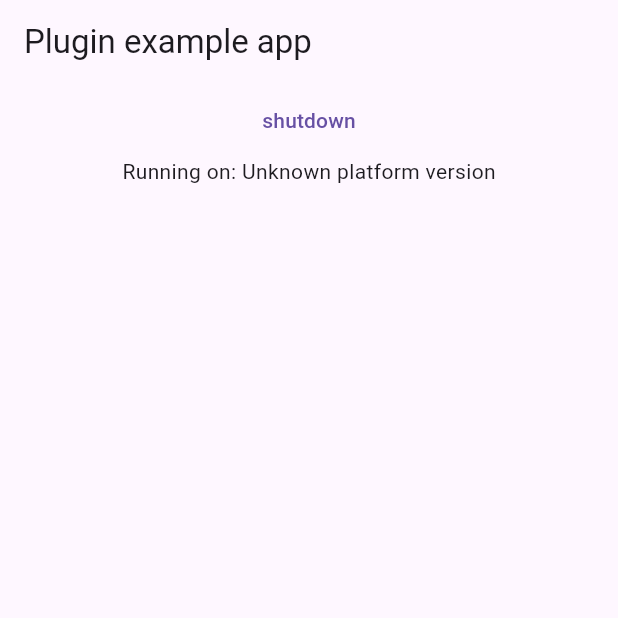
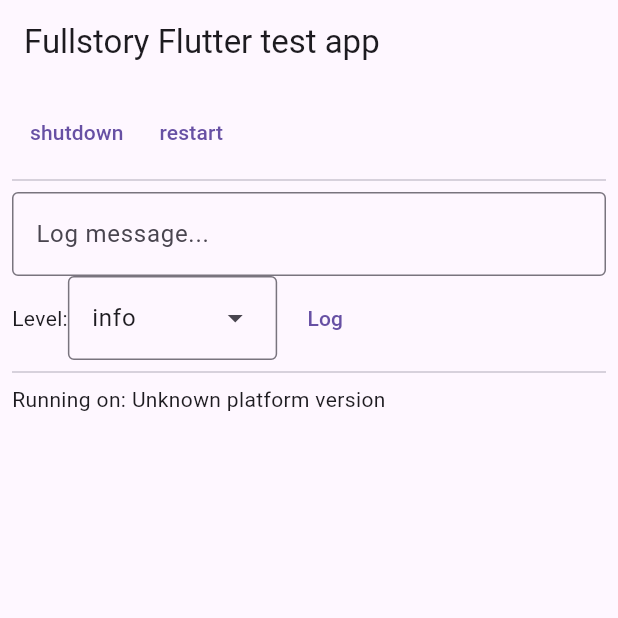
Before and after one commit to fullstorydev/fullstory-flutter, a Flutter app: the screen it shows after launch, on a phone screen of 412 x 824 dp, the top half of it. Run offline on Flutter 3.47's test engine with Material 3 defaults, Android fonts, the phone set to English and light mode, and no system bars; our stand-ins replace plugin_platform_interface.

Commit message:
add fs.log() to example app

```diff
--- a/example/lib/main.dart
+++ b/example/lib/main.dart
@@ -53,17 +53,82 @@ class _MyAppState extends State<MyApp> {
     return MaterialApp(
       home: Scaffold(
         appBar: AppBar(
-          title: const Text('Plugin example app'),
+          title: const Text('Fullstory Flutter test app'),
         ),
-        body: Center(
-          child: Column(
-            children: [
-              TextButton(onPressed: _fs.shutdown, child: Text("shutdown")),
-              Text('Running on: $_platformVersion\n'),
-            ],
-          ),
+        body: ListView(
+          padding: const EdgeInsets.all(8),
+          children: [
+            CaptureStatus(fs: _fs),
+            const Divider(),
+            Log(),
+            const Divider(),
+            Text('Running on: $_platformVersion\n'),
+          ],
         ),
       ),
     );
   }
 }
+
+class Log extends StatefulWidget {
+  @override
+  State<Log> createState() => _LogState();
+}
+
+class _LogState extends State<Log> {
+  var level = FSLogLevel.info;
+  var message = "";
+  final _fs =
+      FullstoryFlutter(); // todo: make this static instead of an instance
+
+  @override
+  Widget build(BuildContext context) {
+    return Column(children: [
+      TextField(
+        decoration: const InputDecoration(
+          border: OutlineInputBorder(),
+          hintText: 'Log message...',
+        ),
+        onChanged: (value) => message = value,
+      ),
+      Row(
+        children: [
+          const Text("Level:"),
+          DropdownMenu(
+            dropdownMenuEntries: FSLogLevel.values
+                .map<DropdownMenuEntry<FSLogLevel>>((FSLogLevel level) {
+              return DropdownMenuEntry<FSLogLevel>(
+                  value: level, label: level.name);
+            }).toList(),
+            initialSelection: level,
+            onSelected: (value) => level = value!,
+          ),
+          TextButton(
+              onPressed: () {
+                _fs.log(message: message, level: level);
+              },
+              child: const Text('Log'))
+        ],
+      ),
+    ]);
+  }
+}
+
+class CaptureStatus extends StatelessWidget {
+  const CaptureStatus({
+    super.key,
+    required FullstoryFlutter fs,
+  }) : _fs = fs;
+
+  final FullstoryFlutter _fs;
+
+  @override
+  Widget build(BuildContext context) {
+    return Row(
+      children: [
+        TextButton(onPressed: _fs.shutdown, child: const Text("shutdown")),
+        TextButton(onPressed: _fs.restart, child: const Text("restart")),
+      ],
+    );
+  }
+}
```
Also changed, not shown: 1 other file.
